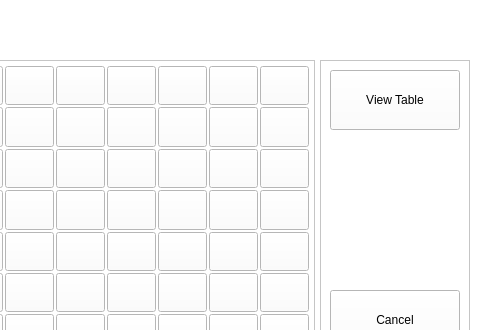
Old version of the form mainwindow.ui in the repository srikrishnan90/ELISAREADER; both pictures show x 320 to 800 and y 0 to 330 of the 800 by 480 pixel window.
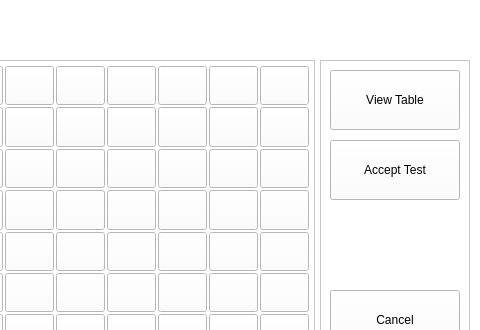
New version of the form. The open tabs and pages were chosen to show the change.

Diff of the .ui file:
```diff
--- a/mainwindow.ui
+++ b/mainwindow.ui
@@ -6298,6 +6298,19 @@
         </rect>
        </property>
       </widget>
+      <widget class="QToolButton" name="toolButton_32">
+       <property name="geometry">
+        <rect>
+         <x>10</x>
+         <y>80</y>
+         <width>130</width>
+         <height>60</height>
+        </rect>
+       </property>
+       <property name="text">
+        <string>Accept Test</string>
+       </property>
+      </widget>
      </widget>
      <widget class="QToolButton" name="toolButton_22">
       <property name="geometry">
```
Left out of the diff: 15 changed lines with no effect on the pictures.
